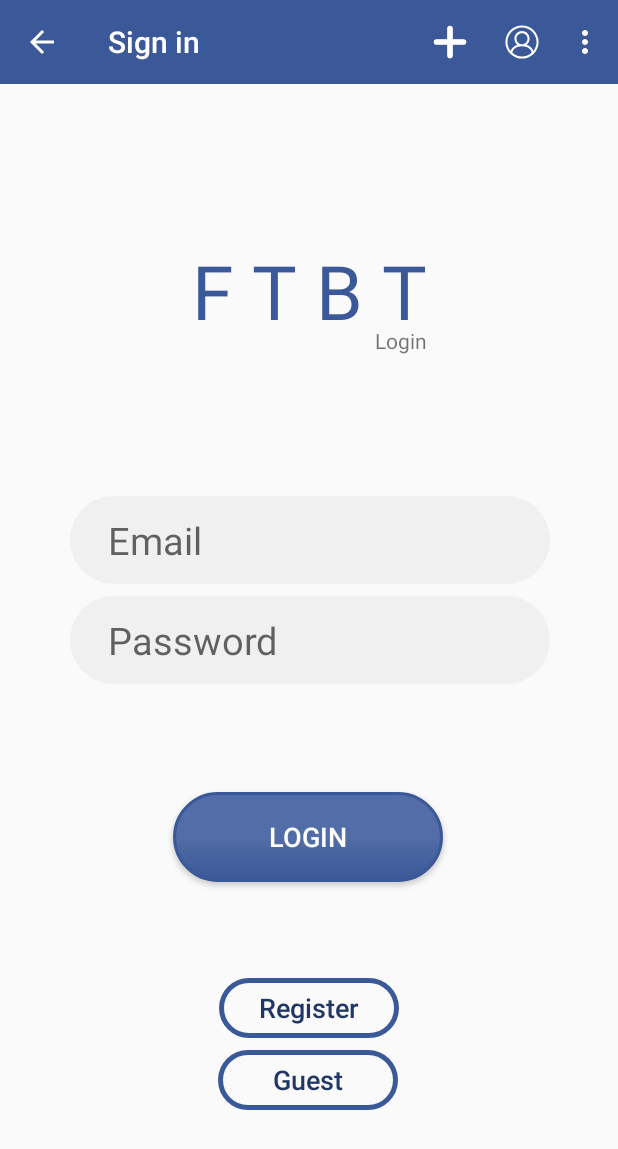
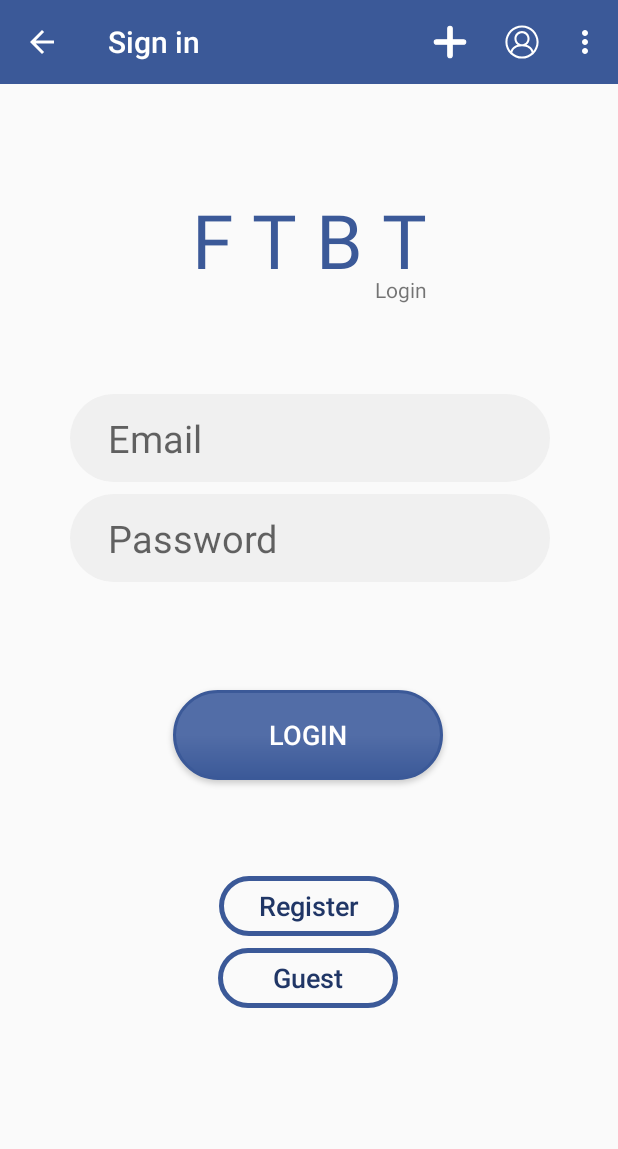
Before and after one commit to thealinivan/FTBT, an Android app: the LoginActivity screen opened directly, with no data from a screen before it, on a phone screen of 412 x 824 dp. Shown: the top 1149 px of the screen. Run offline under Robolectric (Android 15) with nearby library versions, the phone set to English and light mode, and no system bars; our stand-ins replace Firebase (no records; nobody signed in at launch, a user with empty details on screens opened directly).

Commit message:
layout changes

```diff
--- a/app/src/main/AndroidManifest.xml
+++ b/app/src/main/AndroidManifest.xml
@@ -16,7 +16,7 @@
     <application
         android:allowBackup="true"
         android:icon="@mipmap/ic_launcher"
-        android:label="@string/application_name"
+        android:label="FTBT"
         android:roundIcon="@mipmap/ic_launcher_round"
         android:supportsRtl="true"
         android:theme="@style/AppTheme">
--- a/app/src/main/java/com/example/ftbt/LoginActivity.java
+++ b/app/src/main/java/com/example/ftbt/LoginActivity.java
@@ -89,11 +89,12 @@ public class LoginActivity extends AppCompatActivity {
                 if (TextUtils.isEmpty(email.getText().toString())) {
                     Toast.makeText(LoginActivity.this, "Enter Email!", Toast.LENGTH_SHORT).show();
                     return;
-                } else if (TextUtils.isEmpty(pass.getText().toString())) {
+                }
+                else if (TextUtils.isEmpty(pass.getText().toString())) {
                     Toast.makeText(LoginActivity.this, "Enter Password!", Toast.LENGTH_SHORT).show();
                     return;
                 }
-                else{
+                else {
                     qRef = FirebaseDatabase.getInstance().getReference("Users")
                             .getRef()
                             .orderByChild("email")
--- a/app/src/main/res/drawable/ic_account1.xml
+++ b/app/src/main/res/drawable/ic_account1.xml
@@ -1,5 +1,5 @@
 <vector android:height="24dp" android:viewportHeight="128"
     android:viewportWidth="128" android:width="24dp" xmlns:android="http://schemas.android.com/apk/res/android">
-    <path android:fillColor="@color/colorPrimary" android:pathData="m30,49c0,18.7 15.3,34 34,34s34,-15.3 34,-34s-15.3,-34 -34,-34s-34,15.3 -34,34zM90,49c0,14.3 -11.7,26 -26,26s-26,-11.7 -26,-26s11.7,-26 26,-26s26,11.7 26,26z"/>
-    <path android:fillColor="@color/colorPrimary" android:pathData="m24.4,119.4c10.6,-10.6 24.6,-16.4 39.6,-16.4s29,5.8 39.6,16.4l5.7,-5.7c-12.1,-12 -28.2,-18.7 -45.3,-18.7s-33.2,6.7 -45.3,18.7l5.7,5.7z"/>
+    <path android:fillColor="@color/white" android:pathData="m30,49c0,18.7 15.3,34 34,34s34,-15.3 34,-34s-15.3,-34 -34,-34s-34,15.3 -34,34zM90,49c0,14.3 -11.7,26 -26,26s-26,-11.7 -26,-26s11.7,-26 26,-26s26,11.7 26,26z"/>
+    <path android:fillColor="@color/white" android:pathData="m24.4,119.4c10.6,-10.6 24.6,-16.4 39.6,-16.4s29,5.8 39.6,16.4l5.7,-5.7c-12.1,-12 -28.2,-18.7 -45.3,-18.7s-33.2,6.7 -45.3,18.7l5.7,5.7z"/>
 </vector>
--- a/app/src/main/res/layout/activity_login.xml
+++ b/app/src/main/res/layout/activity_login.xml
@@ -132,7 +132,7 @@
                 android:layout_marginStart="8dp"
                 android:layout_marginTop="8dp"
                 android:layout_marginEnd="8dp"
-        android:layout_marginBottom="132dp"
+                android:layout_marginBottom="64dp"
                 android:background="@drawable/button_secondary_action"
                 android:text="@string/txt_guest_btn"
                 android:textAllCaps="false"
--- a/app/src/main/res/layout/attraction_item.xml
+++ b/app/src/main/res/layout/attraction_item.xml
@@ -9,7 +9,7 @@
     <ImageView
         android:id="@+id/iv"
         android:layout_width="match_parent"
-        android:layout_height="200dp"
+        android:layout_height="300dp"
         android:layout_marginStart="8dp"
         android:layout_marginTop="8dp"
         android:layout_marginEnd="8dp"
@@ -22,6 +22,7 @@
         app:layout_constraintVertical_bias="0.0"
         tools:srcCompat="@tools:sample/avatars" />
 
+
     <TextView
         android:id="@+id/tv"
         android:layout_width="match_parent"
@@ -30,6 +31,7 @@
         android:layout_marginEnd="8dp"
         android:background="@drawable/attr_item_title_background_color"
         android:text="Attraction title"
+        android:paddingTop="10dp"
         android:textAlignment="center"
         android:textColor="@color/white"
         android:textSize="28sp"
--- a/app/src/main/res/values/colors.xml
+++ b/app/src/main/res/values/colors.xml
@@ -20,8 +20,8 @@
     <color name="colorDark">#203666</color>
     <color name="colorAccent">#A6B5E2</color>
     <color name="colorLight">#526DA7</color>
-    <color name="semiT80">#CB3B5998</color>
-    <color name="semiT40">#663B5998</color>
+    <color name="semiT80">#E63B5998</color>
+    <color name="semiT40">#4D3B5998</color>
 
     //yellow theme
     <color name="colorPrimary2">#C1C52B</color>
```
Lines whose indentation alone changed are shown as unchanged.
